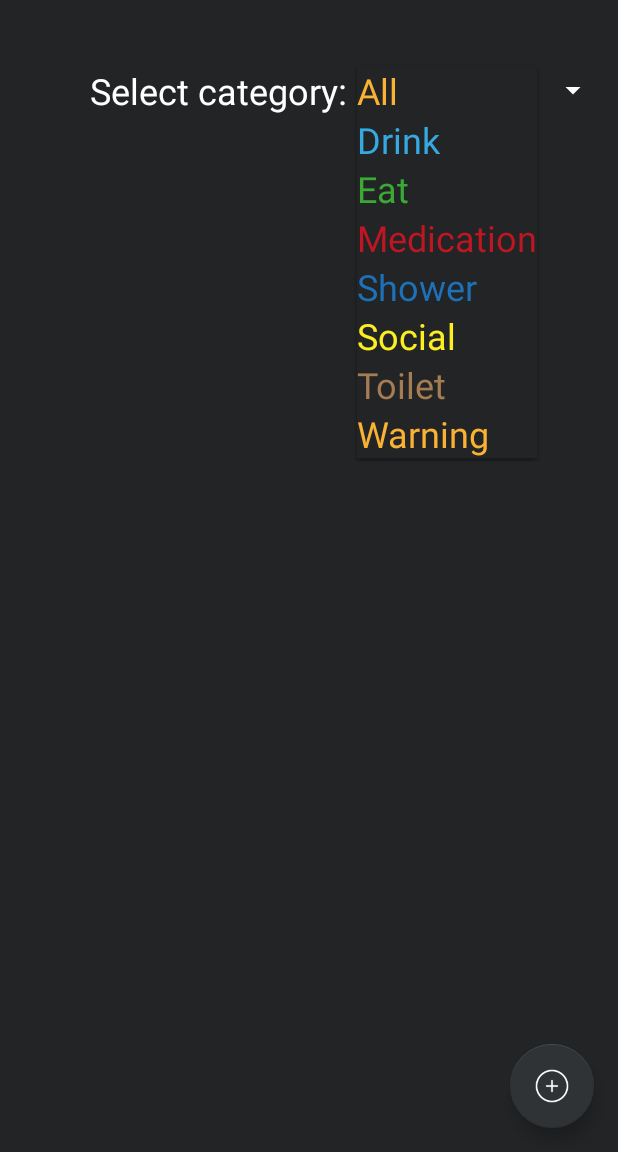
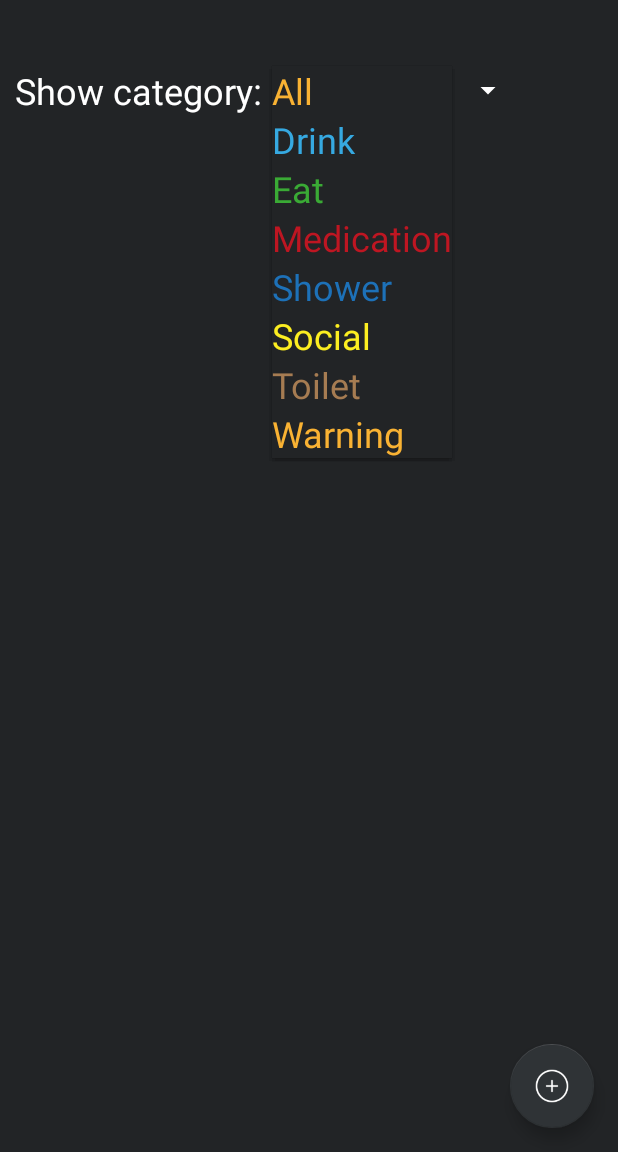
Before and after one commit to t7gafl00/Mobiiliprojekti, an Android app: the screen it shows after launch (MainActivity), after a tap on "All", on a phone screen of 412 x 824 dp, the part 84-1236 px from its top. Run offline under Robolectric (Android 15) with nearby library versions, the phone set to English and light mode, and no system bars; libraries missing offline, so code that uses them is left out: com.estimote.mustard, org.altbeacon.beacon; 16 statements that could not run were skipped.

```diff
--- a/Mobiiliprojekti/phone/src/main/res/layout/activity_add_new_reminder.xml
+++ b/Mobiiliprojekti/phone/src/main/res/layout/activity_add_new_reminder.xml
@@ -87,7 +87,8 @@
         android:textColorHint="#FFFFFF"
         android:textColor="#FFFFFF"
         android:textSize="16dp"
-        android:padding="8dp"/>
+        android:padding="8dp"
+        android:maxLength="21"/>
 
     <Space
         android:layout_width="match_parent"
--- a/Mobiiliprojekti/phone/src/main/res/layout/activity_main.xml
+++ b/Mobiiliprojekti/phone/src/main/res/layout/activity_main.xml
@@ -47,8 +47,8 @@
                 <TextView
                     android:layout_width="wrap_content"
                     android:layout_height="wrap_content"
-                    android:paddingLeft="60dp"
-                    android:text="Select category: "
+                    android:paddingLeft="10dp"
+                    android:text="Show category: "
                     android:textColor="@color/colorWhite"
                     android:textSize="24dp" />
 
```
